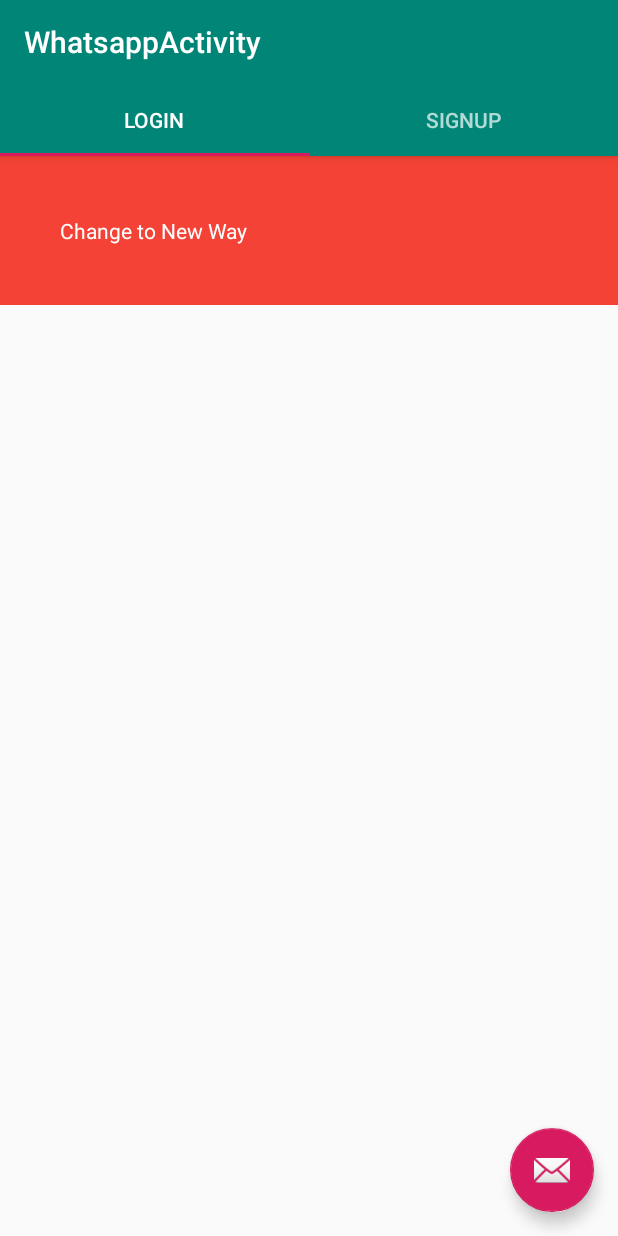
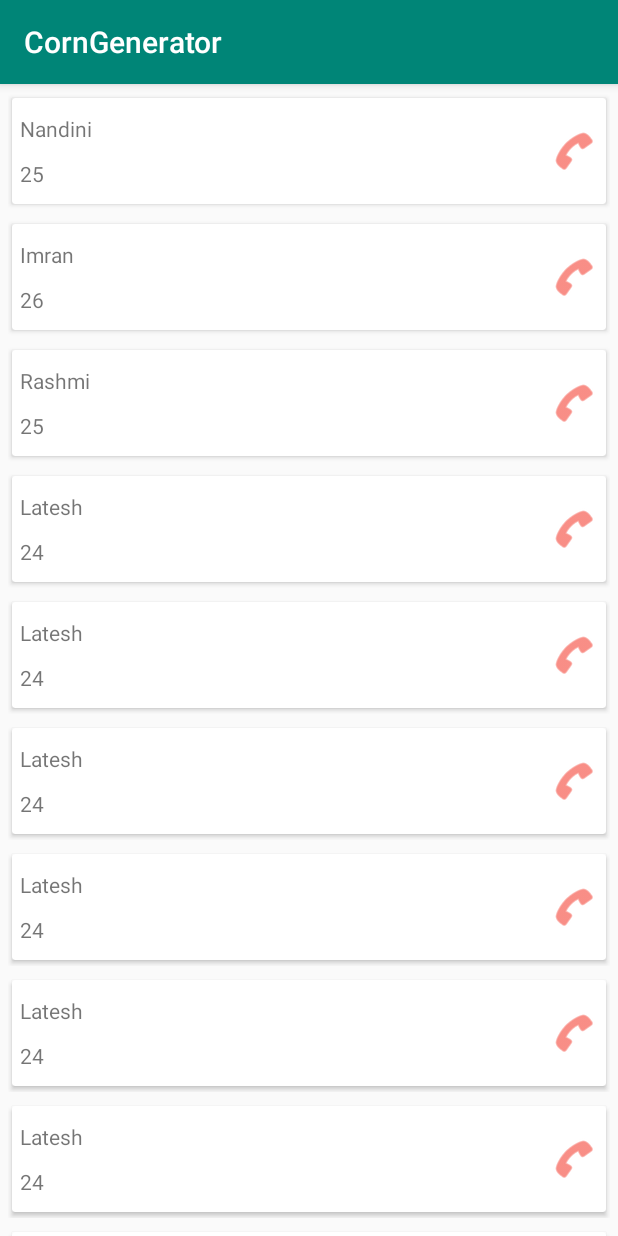
Before and after one commit to TecmaxBTM/AndroidBasics, an Android app: the screen it shows after launch (WhatsappActivity before the commit, RecycleActivity after it), on a phone screen of 412 x 824 dp. Run offline under Robolectric (Android 15) with nearby library versions, the phone set to English and light mode, and no system bars.

Commit message:
Recycler View

```diff
--- a/CornGenerator/app/build.gradle
+++ b/CornGenerator/app/build.gradle
@@ -21,6 +21,8 @@ android {
 dependencies {
     implementation fileTree(dir: 'libs', include: ['*.jar'])
     implementation 'com.android.support:appcompat-v7:28.0.0'
+    implementation 'com.android.support:cardview-v7:28.0.0'
+    implementation 'com.android.support:recyclerview-v7:28.0.0'
     implementation 'com.android.support.constraint:constraint-layout:1.1.3'
     implementation 'com.android.support:design:28.0.0'
     implementation 'com.android.support:support-v4:28.0.0'
--- a/CornGenerator/app/src/main/AndroidManifest.xml
+++ b/CornGenerator/app/src/main/AndroidManifest.xml
@@ -12,7 +12,11 @@
         android:theme="@style/AppTheme"
         tools:ignore="GoogleAppIndexingWarning">
         <activity android:name=".recyclerview.RecycleActivity">
+            <intent-filter>
+                <action android:name="android.intent.action.MAIN" />
 
+                <category android:name="android.intent.category.LAUNCHER" />
+            </intent-filter>
         </activity>
         <activity
             android:name=".bottomnava.BottomNavActivity"
@@ -23,11 +27,7 @@
             android:name=".WhatsappActivity"
             android:label="@string/title_activity_whatsapp"
             android:theme="@style/AppTheme.NoActionBar">
-            <intent-filter>
-                <action android:name="android.intent.action.MAIN" />
 
-                <category android:name="android.intent.category.LAUNCHER" />
-            </intent-filter>
         </activity>
         <activity
             android:name=".OpenActivity"
--- a/CornGenerator/app/src/main/java/com/hotstar/corngenerator/SignUpFragment.java
+++ b/CornGenerator/app/src/main/java/com/hotstar/corngenerator/SignUpFragment.java
@@ -63,7 +63,7 @@ public class SignUpFragment extends Fragment {
             @Override
             public void onClick(View v) {
 
-                WhatsappActivity.replaceFrag(new LoginFragment());
+                WhatsappActivity.replaceFrag(new LoginFragment(),false);
                 WhatsappActivity.asdas.setVisibility(View.GONE);
 //                mSignUpListener.onSignUpClicked(0);
             }
--- a/CornGenerator/app/src/main/java/com/hotstar/corngenerator/recyclerview/RecycleActivity.java
+++ b/CornGenerator/app/src/main/java/com/hotstar/corngenerator/recyclerview/RecycleActivity.java
@@ -2,14 +2,50 @@ package com.hotstar.corngenerator.recyclerview;
 
 import android.os.Bundle;
 import android.support.v7.app.AppCompatActivity;
+import android.support.v7.widget.LinearLayoutManager;
+import android.support.v7.widget.RecyclerView;
 
 import com.hotstar.corngenerator.R;
 
+import java.util.ArrayList;
+
 public class RecycleActivity extends AppCompatActivity {
+
+    RecyclerView asfl;
+    RecyclerView.LayoutManager layoutManager;
 
     @Override
     protected void onCreate(Bundle savedInstanceState) {
         super.onCreate(savedInstanceState);
         setContentView(R.layout.activity_recycle);
+        asfl = findViewById(R.id.rec);
+        // INFO: FOR vertical orientation
+        layoutManager = new LinearLayoutManager(this);
+        // INFO: FOR horizontal orientation
+//        layoutManager = new LinearLayoutManager(this,
+//                LinearLayoutManager.HORIZONTAL, false);
+        // INFO: FOR Grid orientation
+//        layoutManager = new GridLayoutManager(this, 2);
+        // INFO: FOR Staggred orientation
+//        layoutManager = new StaggeredGridLayoutManager(3, 1);
+        asfl.setLayoutManager(layoutManager);
+
+        ArrayList<Student> ad = new ArrayList<>();
+        ad.add(new Student("Nandini","25","2134r43","",""));
+        ad.add(new Student("Imran","26","234532","",""));
+        ad.add(new Student("Rashmi","25","4324","",""));
+        ad.add(new Student("Latesh","24","342","",""));
+        ad.add(new Student("Latesh","24","342","",""));
+        ad.add(new Student("Latesh","24","342","",""));
+        ad.add(new Student("Latesh","24","342","",""));
+        ad.add(new Student("Latesh","24","342","",""));
+        ad.add(new Student("Latesh","24","342","",""));
+        ad.add(new Student("Latesh","24","342","",""));
+        ad.add(new Student("Supritha","22","5342","",""));
+        ad.add(new Student("Pankaj","21","45324","",""));
+        ad.add(new Student("Harsha","27","43524","",""));
+        StudentAdapter adf = new StudentAdapter(ad);
+        asfl.setAdapter(adf);
+
     }
 }
--- /dev/null
+++ b/CornGenerator/app/src/main/java/com/hotstar/corngenerator/recyclerview/Student.java
@@ -0,0 +1,57 @@
+package com.hotstar.corngenerator.recyclerview;
+
+public class Student {
+    private String name;
+    private String age;
+    private String mobile;
+    private String address;
+    private String bloodGroup;
+
+    public Student(String name, String age, String mobile, String address, String bloodGroup) {
+        this.name = name;
+        this.age = age;
+        this.mobile = mobile;
+        this.address = address;
+        this.bloodGroup = bloodGroup;
+    }
+
+    public String getName() {
+        return name;
+    }
+
+    public void setName(String name) {
+        this.name = name;
+    }
+
+    public String getAge() {
+        return age;
+    }
+
+    public void setAge(String age) {
+        this.age = age;
+    }
+
+    public String getMobile() {
+        return mobile;
+    }
+
+    public void setMobile(String mobile) {
+        this.mobile = mobile;
+    }
+
+    public String getAddress() {
+        return address;
+    }
+
+    public void setAddress(String address) {
+        this.address = address;
+    }
+
+    public String getBloodGroup() {
+        return bloodGroup;
+    }
+
+    public void setBloodGroup(String bloodGroup) {
+        this.bloodGroup = bloodGroup;
+    }
+}
--- /dev/null
+++ b/CornGenerator/app/src/main/java/com/hotstar/corngenerator/recyclerview/StudentAdapter.java
@@ -0,0 +1,67 @@
+package com.hotstar.corngenerator.recyclerview;
+
+import android.support.v7.widget.AppCompatImageView;
+import android.support.v7.widget.RecyclerView;
+import android.view.LayoutInflater;
+import android.view.View;
+import android.view.ViewGroup;
+import android.widget.TextView;
+import android.widget.Toast;
+
+import com.hotstar.corngenerator.R;
+
+import java.util.ArrayList;
+
+public class StudentAdapter extends RecyclerView.Adapter<StudentAdapter.StudentVH> {
+    ArrayList<Student> studentsList;
+
+    public StudentAdapter(ArrayList<Student> stList) {
+        studentsList = stList;
+    }
+
+    @Override
+    public StudentAdapter.StudentVH onCreateViewHolder(ViewGroup viewGroup, int i) {
+        View v = LayoutInflater.from(viewGroup.getContext())
+                .inflate(R.layout.adapter_student_item,
+                        viewGroup, false);
+        return new StudentVH(v);
+    }
+
+    @Override
+    public void onBindViewHolder(StudentAdapter.StudentVH viewHolder, int i) {
+            viewHolder.name.setText(studentsList.get(i).getName());
+            viewHolder.age.setText(studentsList.get(i).getAge());
+    }
+
+    @Override
+    public int getItemCount() {
+        return studentsList.size();
+    }
+
+    class StudentVH extends RecyclerView.ViewHolder {
+        private TextView name, age;
+        private AppCompatImageView call;
+
+        public StudentVH(final View itemView) {
+            super(itemView);
+            name = itemView.findViewById(R.id.stName);
+            age = itemView.findViewById(R.id.stAge);
+            call = itemView.findViewById(R.id.stCall);
+
+            name.setOnClickListener(new View.OnClickListener() {
+                @Override
+                public void onClick(View v) {
+
+                }
+            });
+
+            call.setOnClickListener(new View.OnClickListener() {
+                @Override
+                public void onClick(View v) {
+                    String nois = studentsList.get(getAdapterPosition()).getMobile();
+                    Toast.makeText(itemView.getContext(), nois, Toast.LENGTH_SHORT).show();
+                }
+            });
+        }
+    }
+}
--- a/CornGenerator/app/src/main/res/layout/activity_recycle.xml
+++ b/CornGenerator/app/src/main/res/layout/activity_recycle.xml
@@ -6,4 +6,12 @@
     android:layout_height="match_parent"
     tools:context=".recyclerview.RecycleActivity">
 
+    <android.support.v7.widget.RecyclerView
+        android:id="@+id/rec"
+        android:layout_width="match_parent"
+        android:layout_height="0dp"
+        app:layout_constraintBottom_toBottomOf="parent"
+        app:layout_constraintEnd_toEndOf="parent"
+        app:layout_constraintStart_toStartOf="parent"
+        app:layout_constraintTop_toTopOf="parent" />
 </android.support.constraint.ConstraintLayout>
--- /dev/null
+++ b/CornGenerator/app/src/main/res/layout/adapter_student_item.xml
@@ -0,0 +1,54 @@
+<?xml version="1.0" encoding="utf-8"?>
+<android.support.constraint.ConstraintLayout xmlns:android="http://schemas.android.com/apk/res/android"
+    xmlns:app="http://schemas.android.com/apk/res-auto"
+    xmlns:tools="http://schemas.android.com/tools"
+    android:layout_width="match_parent"
+    android:layout_height="wrap_content"
+    android:layout_marginStart="5dp"
+    android:layout_marginEnd="5dp"
+    android:layout_marginTop="5dp">
+
+    <android.support.v7.widget.CardView
+        android:layout_width="match_parent"
+        android:layout_height="wrap_content"
+        app:cardCornerRadius="2dp"
+        app:cardUseCompatPadding="true"
+        app:contentPadding="5dp"
+        app:layout_constraintEnd_toEndOf="parent"
+        app:layout_constraintStart_toStartOf="parent"
+        app:layout_constraintTop_toTopOf="parent">
+
+        <RelativeLayout
+            android:layout_width="match_parent"
+            android:layout_height="wrap_content">
+
+            <TextView
+                android:id="@+id/stName"
+                android:layout_width="match_parent"
+                android:layout_height="wrap_content"
+                android:paddingTop="5dp"
+                android:paddingBottom="5dp"
+                tools:text="Harsha" />
+
+            <TextView
+                android:id="@+id/stAge"
+                android:layout_width="match_parent"
+                android:layout_height="wrap_content"
+                android:layout_below="@+id/stName"
+                android:paddingTop="5dp"
+                android:paddingBottom="5dp"
+                tools:text="27" />
+
+            <android.support.v7.widget.AppCompatImageView
+                android:id="@+id/stCall"
+                android:layout_width="wrap_content"
+                android:layout_height="wrap_content"
+                android:layout_alignTop="@+id/stName"
+                android:layout_alignBottom="@+id/stAge"
+                android:layout_alignParentEnd="true"
+                android:src="@android:drawable/ic_menu_call"
+                android:tint="@color/colorRed" />
+        </RelativeLayout>
+    </android.support.v7.widget.CardView>
+
+</android.support.constraint.ConstraintLayout>
```
